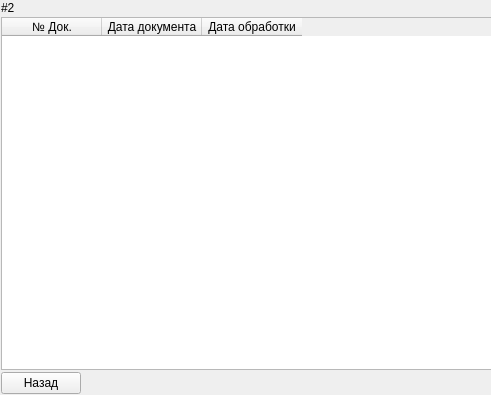
Before: the Qt Designer form ui/order_import_edi.ui in Meller008/CRM-Avi, drawn with Qt 5; both pictures show x 0 to 491 and y 0 to 395 of the 960 by 395 pixel window.
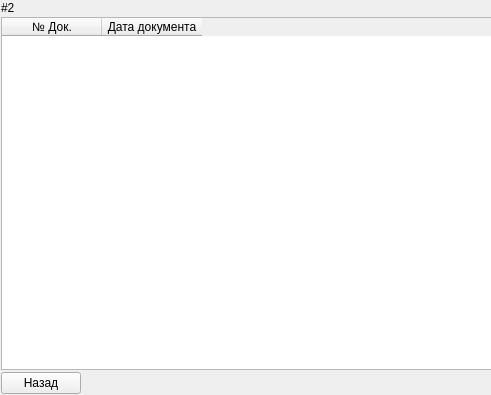
After: the same form once the commit is applied. The open tabs and pages were chosen to show the change.

Diff of the .ui file:
```diff
--- a/ui/order_import_edi.ui
+++ b/ui/order_import_edi.ui
@@ -184,11 +184,6 @@
            <string>Дата документа</string>
           </property>
          </column>
-         <column>
-          <property name="text">
-           <string>Дата обработки</string>
-          </property>
-         </column>
         </widget>
        </item>
        <item row="2" column="4">
```
